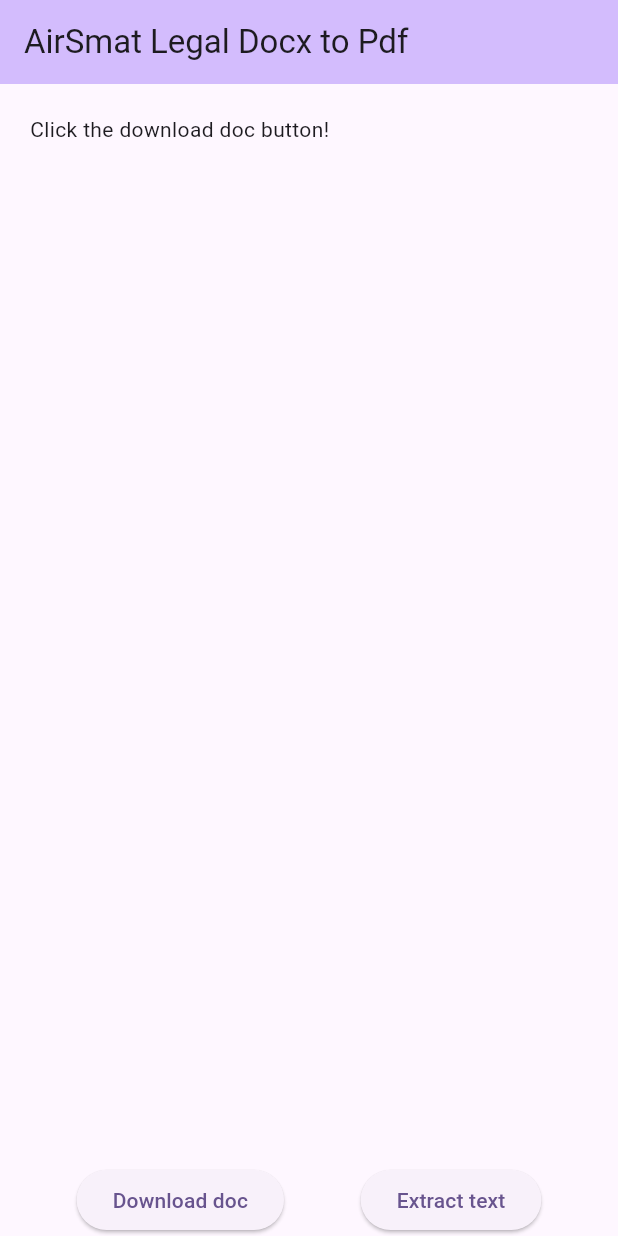
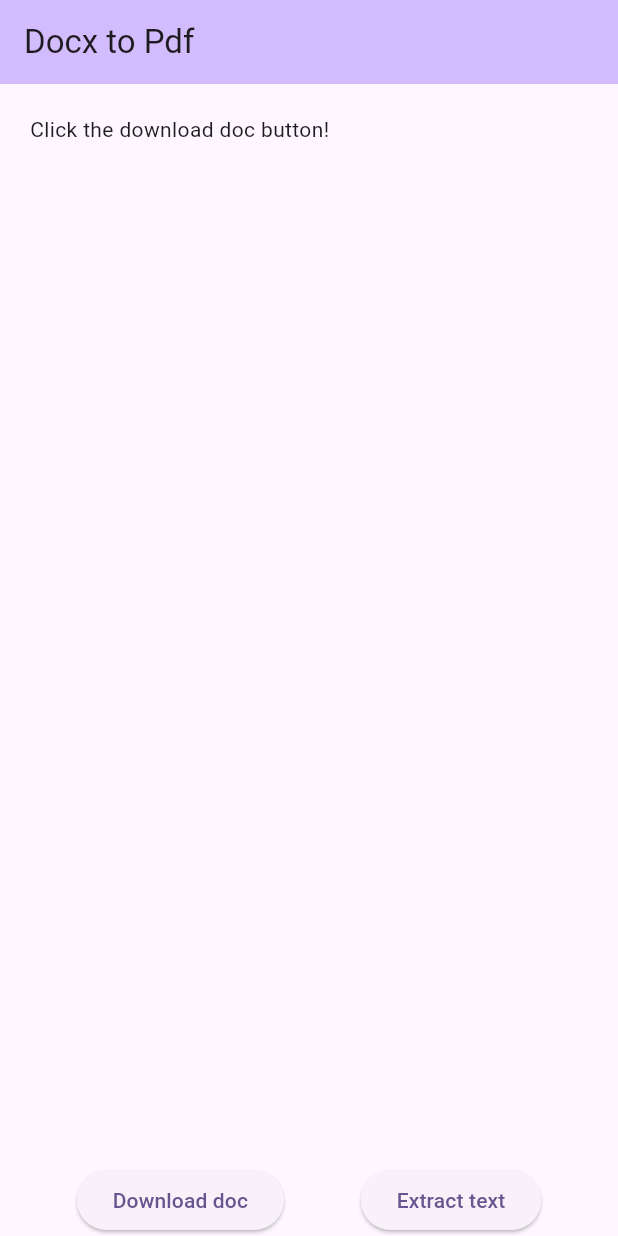
Before and after one commit to Rexsunon/docx-to-pdf, a Flutter app: the screen it shows after launch, on a phone screen of 412 x 824 dp. Run offline on Flutter 3.47's test engine with Material 3 defaults, Android fonts, the phone set to English and light mode, and no system bars; our stand-ins replace open_file, pdf; missing offline and left inert: docx_to_text.

Commit message:
update app title

```diff
--- a/lib/main.dart
+++ b/lib/main.dart
@@ -51,7 +51,7 @@ class MyApp extends StatelessWidget {
         colorScheme: ColorScheme.fromSeed(seedColor: Colors.deepPurple),
         useMaterial3: true,
       ),
-      home: const MyHomePage(title: 'AirSmat Legal Docx to Pdf'),
+      home: const MyHomePage(title: 'Docx to Pdf'),
     );
   }
 }
```
